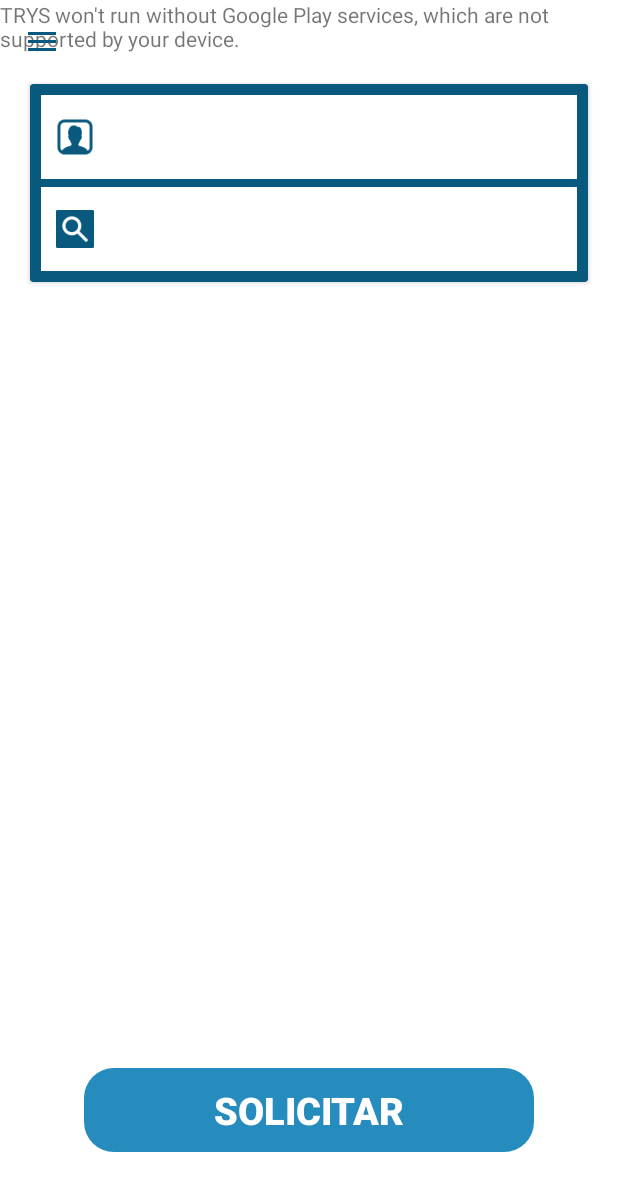
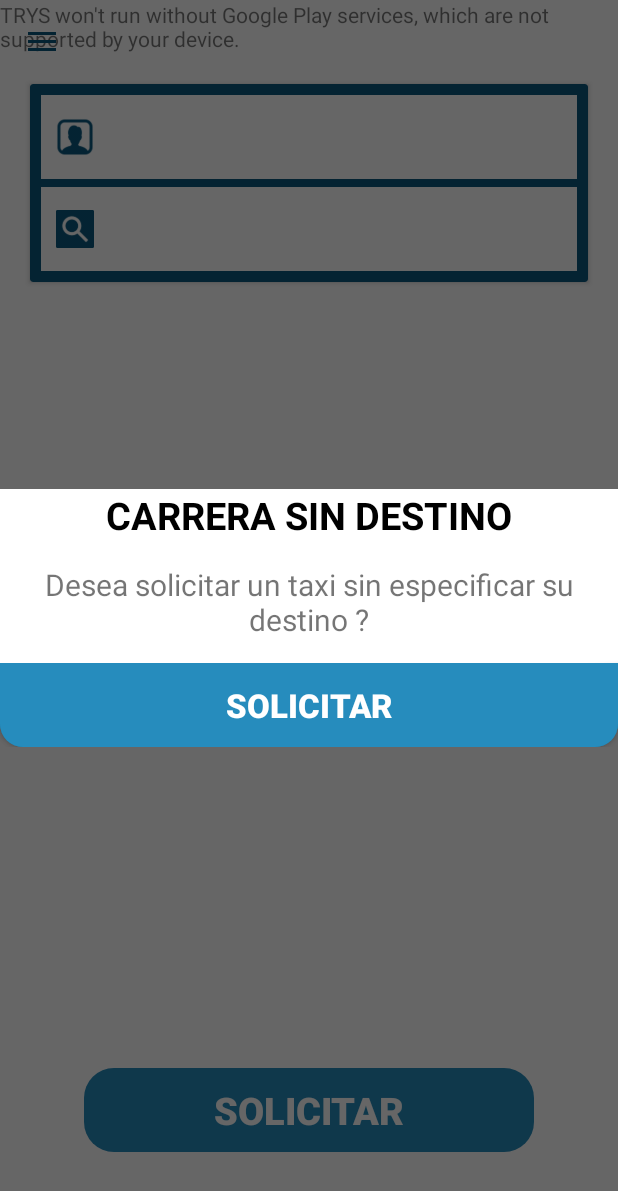
Before and after one commit to Rpyung23/TRYS_USUARIO_FIREBASE, an Android app: the screen it shows after launch once a user with an empty profile is signed in (InicioActivity), after a tap on "SOLICITAR", on a phone screen of 412 x 824 dp. Shown: the top 1191 px of the screen. Run offline under Robolectric (Android 15) with nearby library versions, the phone set to English and light mode, and no system bars; our stand-ins replace CircleImageView, Firebase (no records; nobody signed in at launch, a user with empty details on screens opened directly), Picasso; libraries missing offline, so code that uses them is left out: dmax.dialog; plain views replace ArcNavigationView; pictures from the network do not load; 14 statements that could not run were skipped.

Commit message:
commit 18/09/2020

```diff
--- a/app/src/main/java/com/virtualcode7ecuadorvigitrack/trys/activities/InicioActivity.java
+++ b/app/src/main/java/com/virtualcode7ecuadorvigitrack/trys/activities/InicioActivity.java
@@ -14,6 +14,8 @@ import android.app.Activity;
 import android.content.DialogInterface;
 import android.content.Intent;
 import android.content.pm.PackageManager;
+import android.graphics.Color;
+import android.graphics.drawable.ColorDrawable;
 import android.location.Address;
 import android.location.Geocoder;
 import android.location.Location;
@@ -168,6 +170,9 @@ public class InicioActivity extends AppCompatActivity implements OnMapReadyCallb
 
 
     private View viewHeaderMenu;
+    /**Alert dialog sin Carrera sin destino**/
+    private AlertDialog mAlertDialogSinDestino;
+    private Button mButtonAlertDialogSinDestino;
 
     @Override
     protected void onCreate(Bundle savedInstanceState) {
@@ -255,12 +260,72 @@ public class InicioActivity extends AppCompatActivity implements OnMapReadyCallb
                     showAlertDialogPreviewSolicitud();
                 }else
                     {
-                        /** MARKER VACIOS **/
+                       if(markerIamDestino==null)
+                       {
+                           /** CREAR ALERT CARRERA SIN DESTINO**/
+
+                           showALertDialogSinDestino();
+                       }
                     }
             }
         });
     }
 
+    private void showALertDialogSinDestino()
+    {
+        View mView = LayoutInflater.from(InicioActivity.this).inflate(R.layout.alert_dialog_sin_destino,null);
+        AlertDialog.Builder builder = new AlertDialog.Builder(InicioActivity.this);
+        builder.setView(mView);
+        mButtonAlertDialogSinDestino = mView.findViewById(R.id.id_btn_gotoTaxiSinDestino);
+        mAlertDialogSinDestino = builder.create();
+        mAlertDialogSinDestino.getWindow().setBackgroundDrawable(new ColorDrawable(Color.TRANSPARENT));
+        mAlertDialogSinDestino.show();
+        mButtonAlertDialogSinDestino.setOnClickListener(new View.OnClickListener() {
+            @Override
+            public void onClick(View view)
+            {
+                /** OPERACIONES DE ENVIO DE SOLICITUD**/
+
+                FirebaseDatabase mFirebaseDatabase = FirebaseDatabase.getInstance();
+                DatabaseReference mDatabaseReference = mFirebaseDatabase.getReference("Token/"
+                        +mFirebaseProviderAuth.getmFirebaseAuth().getUid());
+                mDatabaseReference.addListenerForSingleValueEvent(new ValueEventListener()
+                {
+                    @Override
+                    public void onDataChange(@NonNull DataSnapshot snapshot)
+                    {
+                        if (snapshot.exists())
+                        {
+                            Intent intent = new Intent(InicioActivity.this,
+                                    SoliciteTaxiActivity.class);
+                            //intent.addFlags(Intent.FLAG_ACTIVITY_NEW_TASK|Intent.FLAG_ACTIVITY_CLEAR_TASK);
+                            intent.putExtra("lat_start",markerIam.getPosition().latitude);
+                            intent.putExtra("long_start",markerIam.getPosition().longitude);
+                            intent.putExtra("lat_end",0);
+                            intent.putExtra("long_end",0);
+                            intent.putExtra("id_client",mFirebaseProviderAuth.getmFirebaseAuth().getUid());
+                            intent.putExtra("price",0);
+                            intent.putExtra("distance",0);
+                            intent.putExtra("time",0);
+                            intent.putExtra("fecha",mProviderCalendar.getFecha());
+                            intent.putExtra("token_phone_client",String.valueOf(snapshot.child("token")
+                                    .getValue().toString()));
+                            intent.putExtra("tipo",11);
+                            startActivity(intent);
+                            alertDialog_showPreviewSolicitud.cancel();
+                            finish();
+                        }
+                    }
+                    @Override
+                    public void onCancelled(@NonNull DatabaseError error)
+                    {
+                    }
+                });
+
+
+            }
+        });
+    }
 
 
     private void showAlertDialogPreviewSolicitud()
@@ -316,6 +381,7 @@ public class InicioActivity extends AppCompatActivity implements OnMapReadyCallb
                             intent.putExtra("fecha",mProviderCalendar.getFecha());
                             intent.putExtra("token_phone_client",String.valueOf(snapshot.child("token")
                                     .getValue().toString()));
+                            intent.putExtra("tipo",1);
                             startActivity(intent);
                             alertDialog_showPreviewSolicitud.cancel();
                             finish();
--- a/app/src/main/java/com/virtualcode7ecuadorvigitrack/trys/activities/RatingDriverActivity.java
+++ b/app/src/main/java/com/virtualcode7ecuadorvigitrack/trys/activities/RatingDriverActivity.java
@@ -62,9 +62,8 @@ public class RatingDriverActivity extends AppCompatActivity
                         if (snapshot.exists())
                         {
                             /**  **/
-                            double rating_val = Double.parseDouble(
-                                    snapshot.child("rating").getValue().toString()
-                                            +mRatingBarDriver.getRating());
+                            double rating_val = Double.parseDouble(snapshot.child("rating").getValue().toString())
+                                    +mRatingBarDriver.getRating();
                             mFirebaseProviderDriverRating.updateRatingDriver(id_driver,rating_val/2)
                                     .addOnCompleteListener(new OnCompleteListener<Void>() {
                                 @Override
--- a/app/src/main/java/com/virtualcode7ecuadorvigitrack/trys/provider/cProviderCalendar.java
+++ b/app/src/main/java/com/virtualcode7ecuadorvigitrack/trys/provider/cProviderCalendar.java
@@ -28,7 +28,7 @@ public class cProviderCalendar
             {
                 dayString = String.valueOf(day);
             }
-        if (mes<10)
+        if ((mes+1)<10)
         {
             mesString = "0"+mes;
         }else
--- a/app/src/main/java/com/virtualcode7ecuadorvigitrack/trys/volley/cVolleyNotification.java
+++ b/app/src/main/java/com/virtualcode7ecuadorvigitrack/trys/volley/cVolleyNotification.java
@@ -178,7 +178,7 @@ public class cVolleyNotification
     {
         JSONObject jsonObject1 = new JSONObject();
         HashMap<String,Object> hashMapData = new HashMap<>();
-        hashMapData.put("tipo",1);
+        hashMapData.put("tipo",osoSolicitudTaxi.getTipo());
         hashMapData.put("latitud_start",osoSolicitudTaxi.getLatitud_start());
         hashMapData.put("longitud_start",osoSolicitudTaxi.getLongitud_start());
         hashMapData.put("latitud_end",osoSolicitudTaxi.getLatitud_end());
@@ -195,6 +195,7 @@ public class cVolleyNotification
 
         HashMap<String,String> hashMapNotifi = new HashMap<>();
         hashMapNotifi.put("title","NUEVA SOLICITUD DE CARRERA");
+        hashMapNotifi.put("click_action","PreviewSolicitudActivity");
 
         /** SIN ESPECIFICAR EL DESTINO**/
 
--- /dev/null
+++ b/app/src/main/res/drawable/round_linear_layout.xml
@@ -0,0 +1,14 @@
+<?xml version="1.0" encoding="utf-8"?>
+<shape
+    android:shape="rectangle"
+    xmlns:android="http://schemas.android.com/apk/res/android">
+    <solid
+        android:color="@color/colorPrimaryLight"
+        >
+    </solid>
+    <corners
+        android:bottomRightRadius="15dp"
+        android:bottomLeftRadius="15dp"
+        >
+    </corners>
+</shape>
--- /dev/null
+++ b/app/src/main/res/layout/alert_dialog_sin_destino.xml
@@ -0,0 +1,45 @@
+<?xml version="1.0" encoding="utf-8"?>
+<androidx.appcompat.widget.LinearLayoutCompat
+    android:orientation="vertical"
+    android:background="@drawable/round_linear_layout"
+    xmlns:android="http://schemas.android.com/apk/res/android"
+    android:layout_width="match_parent"
+    android:layout_height="wrap_content">
+    <LinearLayout
+        android:background="@android:color/white"
+        android:orientation="vertical"
+        android:layout_width="match_parent"
+        android:layout_height="wrap_content">
+        <TextView
+            android:textStyle="bold"
+            android:textSize="@dimen/text_size_title_carrera_sin_destino"
+            android:textColor="@color/colorPrimaryText"
+            android:gravity="center"
+            android:text="CARRERA SIN DESTINO"
+            android:layout_width="match_parent"
+            android:layout_height="wrap_content">
+        </TextView>
+        <TextView
+            android:gravity="center"
+            android:layout_marginLeft="25dp"
+            android:layout_marginRight="25dp"
+            android:layout_marginTop="15dp"
+            android:layout_marginBottom="15dp"
+            android:textSize="@dimen/textsize_messaging_carrera_sin_destino"
+            android:textStyle="normal"
+            android:text="Desea solicitar un taxi sin especificar su destino ?"
+            android:layout_width="match_parent"
+            android:layout_height="wrap_content">
+        </TextView>
+    </LinearLayout>
+    <androidx.appcompat.widget.AppCompatButton
+        android:id="@+id/id_btn_gotoTaxiSinDestino"
+        android:textSize="@dimen/textsize_boton_solicitar_sin_destino"
+        android:textStyle="bold"
+        android:background="@drawable/round_linear_layout"
+        android:textColor="@android:color/white"
+        android:text="@string/text_boton_solicitar"
+        android:layout_width="match_parent"
+        android:layout_height="?actionBarSize">
+    </androidx.appcompat.widget.AppCompatButton>
+</androidx.appcompat.widget.LinearLayoutCompat>
--- a/app/src/main/res/values-sw360dp/dimens.xml
+++ b/app/src/main/res/values-sw360dp/dimens.xml
@@ -6,4 +6,7 @@
     <dimen name="alto_acnho_card_history_booking">170dp</dimen>
     <dimen name="alto_shape_login">210dp</dimen>
     <dimen name="marginTop_circle_view_login">110dp</dimen>
+    <dimen name="text_size_title_carrera_sin_destino">25sp</dimen>
+    <dimen name="textsize_messaging_carrera_sin_destino">20sp</dimen>
+    <dimen name="textsize_boton_solicitar_sin_destino">22sp</dimen>
 </resources>
--- a/app/src/main/res/values/dimens.xml
+++ b/app/src/main/res/values/dimens.xml
@@ -28,4 +28,9 @@
     <dimen name="textsize_price_card_history_booking">47dp</dimen>
     <dimen name="alto_acnho_card_history_booking">180dp</dimen>
 
+
+    <dimen name="text_size_title_carrera_sin_destino">36sp</dimen>
+    <dimen name="textsize_messaging_carrera_sin_destino">30sp</dimen>
+    <dimen name="textsize_boton_solicitar_sin_destino">29sp</dimen>
+
 </resources>
```
Also changed, not shown: app/src/main/java/com/virtualcode7ecuadorvigitrack/trys/activities/HistoryBookingActivity.java (+8 -1 lines), app/src/main/java/com/virtualcode7ecuadorvigitrack/trys/activities/SoliciteTaxiActivity.java (+3 -5 lines), app/src/main/java/com/virtualcode7ecuadorvigitrack/trys/models/cSolicitudTaxi.java (+10 -0 lines), app/src/main/java/com/virtualcode7ecuadorvigitrack/trys/notification/cNotificationFirebaseDriverLocationAround.java (+12 -11 lines), app/src/main/java/com/virtualcode7ecuadorvigitrack/trys/provider/cClientProvider.java (+7 -1 lines), app/src/main/res/layout-hdpi/activity_login.xml (deleted, +0 -155 lines), app/src/main/res/layout-hdpi/card_history_booking.xml (deleted, +0 -76 lines), app/src/main/res/layout-mdpi/activity_login.xml (deleted, +0 -155 lines).
